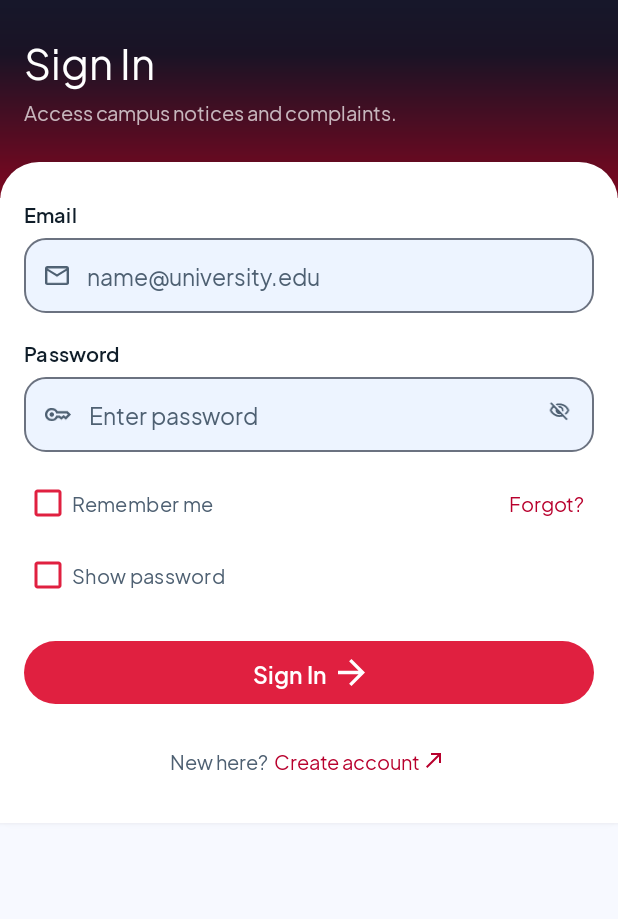
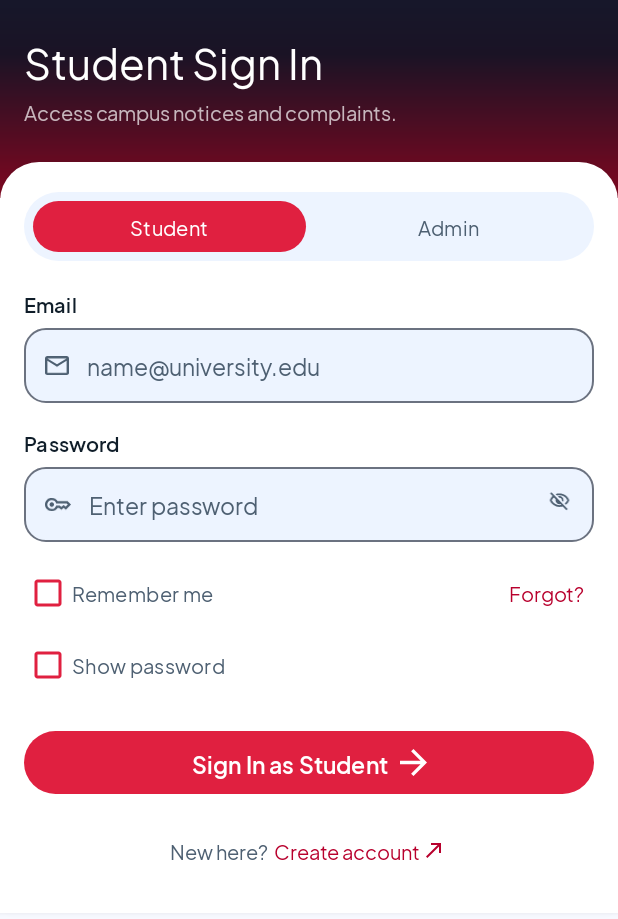
Before and after one commit to abdulrehman1610/CampusDesk, an Android app: the screen it shows after launch (LoginActivity), on a phone screen of 412 x 824 dp, the part 90-1009 px from its top. Run offline under Robolectric (Android 15) with nearby library versions, the phone set to English and light mode, and no system bars.

Commit message:
Add Student/Admin toggle pill and role validation to LoginActivity

```diff
--- a/app/src/main/java/com/example/myapplication/auth/LoginActivity.java
+++ b/app/src/main/java/com/example/myapplication/auth/LoginActivity.java
@@ -9,6 +9,7 @@ import android.widget.Button;
 import android.widget.CheckBox;
 import android.widget.EditText;
 import android.widget.ImageView;
+import android.widget.RadioGroup;
 import android.widget.TextView;
 import android.widget.Toast;
 
@@ -23,12 +24,16 @@ import com.example.myapplication.utils.Constants;
 import com.example.myapplication.utils.SessionManager;
 
 /**
- * LoginActivity handles user and admin sign-in (PRD Section 5.1 A3, A4, A5).
- * It validates credentials against SQLite, saves the session in SharedPreferences,
- * and routes to either UserDashboardActivity or AdminDashboardActivity based on role.
+ * LoginActivity handles both Student and Admin sign-in from a single screen (PRD Section 5.1 A3-A5).
+ * A top segmented toggle pill switches between Student and Admin mode, hides registration in Admin
+ * mode, enforces role matching against SQLite, saves the session in SharedPreferences, and routes
+ * to UserDashboardActivity or AdminDashboardActivity.
  */
 public class LoginActivity extends AppCompatActivity {
 
+    private TextView tvLoginTitle;
+    private TextView tvLoginSubtitle;
+    private RadioGroup rgLoginRole;
     private EditText etEmail;
     private EditText etPassword;
     private ImageView ivTogglePassword;
@@ -36,11 +41,13 @@ public class LoginActivity extends AppCompatActivity {
     private CheckBox cbShowPassword;
     private TextView tvForgotPassword;
     private Button btnLogin;
+    private View layoutRegisterRow;
     private View layoutCreateAccount;
 
     private DatabaseHelper dbHelper;
     private SessionManager sessionManager;
     private boolean isPasswordVisible = false;
+    private String selectedRole = Constants.ROLE_USER;
 
     /**
      * Initializes the Login UI views, database helper, session manager, and click listeners.
@@ -55,12 +62,16 @@ public class LoginActivity extends AppCompatActivity {
 
         bindViews();
         setupListeners();
+        updateRoleMode(Constants.ROLE_USER);
     }
 
     /**
      * Connects Java fields to XML views using findViewById (PRD Section 2).
      */
     private void bindViews() {
+        tvLoginTitle = findViewById(R.id.tvLoginTitle);
+        tvLoginSubtitle = findViewById(R.id.tvLoginSubtitle);
+        rgLoginRole = findViewById(R.id.rgLoginRole);
         etEmail = findViewById(R.id.etEmail);
         etPassword = findViewById(R.id.etPassword);
         ivTogglePassword = findViewById(R.id.ivTogglePassword);
@@ -68,19 +79,29 @@ public class LoginActivity extends AppCompatActivity {
         cbShowPassword = findViewById(R.id.cbShowPassword);
         tvForgotPassword = findViewById(R.id.tvForgotPassword);
         btnLogin = findViewById(R.id.btnLogin);
+        layoutRegisterRow = findViewById(R.id.layoutRegisterRow);
         layoutCreateAccount = findViewById(R.id.layoutCreateAccount);
     }
 
     /**
-     * Attaches click and check-change listeners to buttons, checkboxes, and links.
+     * Attaches role toggle, password visibility, login, and registration listeners.
      */
     private void setupListeners() {
+        // Switch between Student and Admin login modes
+        rgLoginRole.setOnCheckedChangeListener((group, checkedId) -> {
+            if (checkedId == R.id.rbRoleAdmin) {
+                updateRoleMode(Constants.ROLE_ADMIN);
+            } else {
+                updateRoleMode(Constants.ROLE_USER);
+            }
+        });
+
         // Show/hide password via the CheckBox (PRD A4)
         cbShowPassword.setOnCheckedChangeListener((buttonView, isChecked) -> {
             setPasswordVisibility(isChecked);
         });
 
-        // Show/hide password via the eye icon inside the password box (Figma design)
+        // Show/hide password via the eye icon inside the password box
         ivTogglePassword.setOnClickListener(v -> {
             boolean newState = !isPasswordVisible;
             cbShowPassword.setChecked(newState);
@@ -95,11 +116,35 @@ public class LoginActivity extends AppCompatActivity {
         // Primary Sign In button
         btnLogin.setOnClickListener(v -> attemptLogin());
 
-        // Navigate to RegisterActivity
+        // Navigate to RegisterActivity (Student mode only)
         layoutCreateAccount.setOnClickListener(v -> {
             Intent intent = new Intent(LoginActivity.this, RegisterActivity.class);
             startActivity(intent);
         });
+    }
+
+    /**
+     * Updates the screen title, subtitle, email hint, button text, and registration visibility
+     * when the user toggles between Student and Admin login.
+     */
+    private void updateRoleMode(String role) {
+        selectedRole = role;
+        etEmail.setError(null);
+        etPassword.setError(null);
+
+        if (Constants.ROLE_ADMIN.equals(role)) {
+            tvLoginTitle.setText(R.string.login_hero_title_admin);
+            tvLoginSubtitle.setText(R.string.login_hero_subtitle_admin);
+            etEmail.setHint(R.string.login_hint_email_admin);
+            btnLogin.setText(R.string.login_button_sign_in_admin);
+            layoutRegisterRow.setVisibility(View.GONE);
+        } else {
+            tvLoginTitle.setText(R.string.login_hero_title_student);
+            tvLoginSubtitle.setText(R.string.login_hero_subtitle);
+            etEmail.setHint(R.string.login_hint_email);
+            btnLogin.setText(R.string.login_button_sign_in_student);
+            layoutRegisterRow.setVisibility(View.VISIBLE);
+        }
     }
 
     /**
@@ -117,8 +162,8 @@ public class LoginActivity extends AppCompatActivity {
     }
 
     /**
-     * Validates the email and password fields, checks SQLite, saves the session,
-     * and opens the appropriate dashboard via an explicit Intent.
+     * Validates email/password, checks SQLite credentials, enforces that the account's role
+     * matches the selected Student/Admin toggle, saves the session, and opens the dashboard.
      */
     private void attemptLogin() {
         String email = etEmail.getText().toString().trim();
@@ -143,10 +188,20 @@ public class LoginActivity extends AppCompatActivity {
             return;
         }
 
-        // Check database
+        // Check database credentials
         User user = dbHelper.loginUser(email, password);
         if (user == null) {
             Toast.makeText(this, R.string.login_error_invalid, Toast.LENGTH_SHORT).show();
+            return;
+        }
+
+        // Enforce that the user's database role matches the selected Student/Admin login portal
+        if (!selectedRole.equals(user.getRole())) {
+            if (Constants.ROLE_ADMIN.equals(selectedRole)) {
+                Toast.makeText(this, R.string.login_error_wrong_role_admin, Toast.LENGTH_LONG).show();
+            } else {
+                Toast.makeText(this, R.string.login_error_wrong_role_student, Toast.LENGTH_LONG).show();
+            }
             return;
         }
 
--- /dev/null
+++ b/app/src/main/res/color/role_toggle_text_color.xml
@@ -0,0 +1,6 @@
+<?xml version="1.0" encoding="utf-8"?>
+<!-- Text color selector for the Student/Admin login toggle: white when selected, slate otherwise. -->
+<selector xmlns:android="http://schemas.android.com/apk/res/android">
+    <item android:color="@color/white" android:state_checked="true" />
+    <item android:color="@color/text_secondary" />
+</selector>
--- /dev/null
+++ b/app/src/main/res/drawable/bg_role_toggle_item.xml
@@ -0,0 +1,22 @@
+<?xml version="1.0" encoding="utf-8"?>
+<!-- Centered crimson rounded-rectangle background for the active Student/Admin login toggle option. -->
+<selector xmlns:android="http://schemas.android.com/apk/res/android">
+    <item android:state_checked="true">
+        <inset
+            android:insetBottom="2dp"
+            android:insetLeft="2dp"
+            android:insetRight="2dp"
+            android:insetTop="2dp">
+            <shape android:shape="rectangle">
+                <solid android:color="@color/crimson" />
+                <corners android:radius="18dp" />
+            </shape>
+        </inset>
+    </item>
+    <item>
+        <shape android:shape="rectangle">
+            <solid android:color="@color/transparent" />
+            <corners android:radius="18dp" />
+        </shape>
+    </item>
+</selector>
--- a/app/src/main/res/layout/activity_login.xml
+++ b/app/src/main/res/layout/activity_login.xml
@@ -58,15 +58,17 @@
             </LinearLayout>
 
             <TextView
+                android:id="@+id/tvLoginTitle"
                 android:layout_width="match_parent"
                 android:layout_height="wrap_content"
                 android:layout_marginTop="20dp"
                 android:fontFamily="@font/plus_jakarta_sans_extrabold"
-                android:text="@string/login_hero_title"
+                android:text="@string/login_hero_title_student"
                 android:textColor="@color/white"
                 android:textSize="@dimen/text_display" />
 
             <TextView
+                android:id="@+id/tvLoginSubtitle"
                 android:layout_width="match_parent"
                 android:layout_height="wrap_content"
                 android:layout_marginTop="4dp"
@@ -86,7 +88,7 @@
             android:elevation="6dp"
             android:orientation="vertical"
             android:paddingStart="@dimen/screen_padding"
-            android:paddingTop="24dp"
+            android:paddingTop="20dp"
             android:paddingEnd="@dimen/screen_padding"
             android:paddingBottom="28dp"
             app:layout_constraintBottom_toBottomOf="parent"
@@ -95,6 +97,45 @@
             app:layout_constraintStart_toStartOf="parent"
             app:layout_constraintTop_toBottomOf="@id/heroContainer"
             app:layout_constraintVertical_bias="0.0">
+
+            <!-- Responsive Student | Admin Role Toggle Pill -->
+            <RadioGroup
+                android:id="@+id/rgLoginRole"
+                android:layout_width="match_parent"
+                android:layout_height="@dimen/tab_bar_height"
+                android:layout_marginBottom="18dp"
+                android:background="@drawable/bg_input_pill"
+                android:gravity="center_vertical"
+                android:orientation="horizontal"
+                android:padding="4dp">
+
+                <RadioButton
+                    android:id="@+id/rbRoleStudent"
+                    android:layout_width="0dp"
+                    android:layout_height="match_parent"
+                    android:layout_weight="1"
+                    android:background="@drawable/bg_role_toggle_item"
+                    android:button="@null"
+                    android:checked="true"
+                    android:fontFamily="@font/plus_jakarta_sans_semibold"
+                    android:gravity="center"
+                    android:text="@string/login_role_student"
+                    android:textColor="@color/role_toggle_text_color"
+                    android:textSize="@dimen/text_body" />
+
+                <RadioButton
+                    android:id="@+id/rbRoleAdmin"
+                    android:layout_width="0dp"
+                    android:layout_height="match_parent"
+                    android:layout_weight="1"
+                    android:background="@drawable/bg_role_toggle_item"
+                    android:button="@null"
+                    android:fontFamily="@font/plus_jakarta_sans_semibold"
+                    android:gravity="center"
+                    android:text="@string/login_role_admin"
+                    android:textColor="@color/role_toggle_text_color"
+                    android:textSize="@dimen/text_body" />
+            </RadioGroup>
 
             <!-- Email Field -->
             <TextView
@@ -234,12 +275,13 @@
                 android:layout_width="match_parent"
                 android:layout_height="@dimen/button_height"
                 android:layout_marginTop="16dp"
-                android:text="@string/login_button_sign_in"
+                android:text="@string/login_button_sign_in_student"
                 app:icon="@drawable/ic_arrow_right"
                 app:iconGravity="textEnd" />
 
-            <!-- Create Account Row -->
+            <!-- Create Account Row (hidden in Admin mode) -->
             <LinearLayout
+                android:id="@+id/layoutRegisterRow"
                 android:layout_width="match_parent"
                 android:layout_height="wrap_content"
                 android:layout_marginTop="20dp"
--- a/app/src/main/res/values/strings.xml
+++ b/app/src/main/res/values/strings.xml
@@ -15,21 +15,31 @@
 
     <!-- Login Screen -->
     <string name="login_sso_version">v2.4</string>
+    <string name="login_role_student">Student</string>
+    <string name="login_role_admin">Admin</string>
     <string name="login_hero_title">Sign In</string>
+    <string name="login_hero_title_student">Student Sign In</string>
+    <string name="login_hero_title_admin">Admin Sign In</string>
     <string name="login_hero_subtitle">Access campus notices and complaints.</string>
+    <string name="login_hero_subtitle_admin">Manage complaints, notices, and users.</string>
     <string name="login_label_email">Email</string>
     <string name="login_verified_sso">Verified</string>
     <string name="login_hint_email">name@university.edu</string>
+    <string name="login_hint_email_admin">admin@uni.com</string>
     <string name="login_label_password">Password</string>
     <string name="login_hint_password">Enter password</string>
     <string name="login_remember_device">Remember me</string>
     <string name="login_show_password">Show password</string>
     <string name="login_forgot_password">Forgot?</string>
     <string name="login_button_sign_in">Sign In</string>
+    <string name="login_button_sign_in_student">Sign In as Student</string>
+    <string name="login_button_sign_in_admin">Sign In as Admin</string>
     <string name="login_no_account">New here? </string>
     <string name="login_create_account">Create account</string>
     <string name="login_forgot_password_toast">Please contact the university admin (admin@uni.com) to reset your password.</string>
     <string name="login_error_invalid">Invalid email or password. Please try again.</string>
+    <string name="login_error_wrong_role_admin">This is a Student account. Please switch to Student login.</string>
+    <string name="login_error_wrong_role_student">This is an Admin account. Please switch to Admin login.</string>
     <string name="login_welcome_user">Welcome back, %1$s!</string>
 
     <!-- Register Screen -->
```
